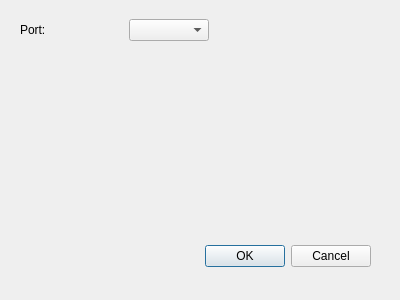
Lizardboy2390/ValveWorkbench, file preferencesdialog.ui: the form before one commit.
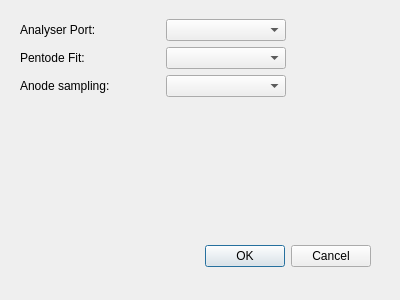
The form after the commit.

Commit message: Reefman models in separate class - imprved Gardiner model added with prefs to control models

The edit to the form file:
```diff
--- a/preferencesdialog.ui
+++ b/preferencesdialog.ui
@@ -35,7 +35,7 @@
      <x>20</x>
      <y>19</y>
      <width>361</width>
-     <height>91</height>
+     <height>181</height>
     </rect>
    </property>
    <layout class="QVBoxLayout" name="verticalLayout">
@@ -51,12 +51,12 @@
         </property>
         <property name="minimumSize">
          <size>
-          <width>103</width>
+          <width>140</width>
           <height>0</height>
          </size>
         </property>
         <property name="text">
-         <string>Port:</string>
+         <string>Analyser Port:</string>
         </property>
        </widget>
       </item>
@@ -70,7 +70,7 @@
         </property>
         <property name="minimumSize">
          <size>
-          <width>80</width>
+          <width>120</width>
           <height>0</height>
          </size>
         </property>
@@ -91,6 +91,110 @@
       </item>
      </layout>
     </item>
+    <item>
+     <layout class="QHBoxLayout" name="horizontalLayout_2">
+      <item>
+       <widget class="QLabel" name="label_2">
+        <property name="sizePolicy">
+         <sizepolicy hsizetype="Fixed" vsizetype="Preferred">
+          <horstretch>0</horstretch>
+          <verstretch>0</verstretch>
+         </sizepolicy>
+        </property>
+        <property name="minimumSize">
+         <size>
+          <width>140</width>
+          <height>0</height>
+         </size>
+        </property>
+        <property name="text">
+         <string>Pentode Fit:</string>
+        </property>
+       </widget>
+      </item>
+      <item>
+       <widget class="QComboBox" name="pentodeFit">
+        <property name="sizePolicy">
+         <sizepolicy hsizetype="Fixed" vsizetype="Fixed">
+          <horstretch>0</horstretch>
+          <verstretch>0</verstretch>
+         </sizepolicy>
+        </property>
+        <property name="minimumSize">
+         <size>
+          <width>120</width>
+          <height>0</height>
+         </size>
+        </property>
+       </widget>
+      </item>
+      <item>
+       <spacer name="horizontalSpacer_2">
+        <property name="orientation">
+         <enum>Qt::Horizontal</enum>
+        </property>
+        <property name="sizeHint" stdset="0">
+         <size>
+          <width>40</width>
+          <height>20</height>
+         </size>
+        </property>
+       </spacer>
+      </item>
+     </layout>
+    </item>
+    <item>
+     <layout class="QHBoxLayout" name="horizontalLayout_3">
+      <item>
+       <widget class="QLabel" name="label_3">
+        <property name="sizePolicy">
+         <sizepolicy hsizetype="Fixed" vsizetype="Preferred">
+          <horstretch>0</horstretch>
+          <verstretch>0</verstretch>
+         </sizepolicy>
+        </property>
+        <property name="minimumSize">
+         <size>
+          <width>140</width>
+          <height>0</height>
+         </size>
+        </property>
+        <property name="text">
+         <string>Anode sampling:</string>
+        </property>
+       </widget>
+      </item>
+      <item>
+       <widget class="QComboBox" name="sampling">
+        <property name="sizePolicy">
+         <sizepolicy hsizetype="Fixed" vsizetype="Fixed">
+          <horstretch>0</horstretch>
+          <verstretch>0</verstretch>
+         </sizepolicy>
+        </property>
+        <property name="minimumSize">
+         <size>
+          <width>120</width>
+          <height>0</height>
+         </size>
+        </property>
+       </widget>
+      </item>
+      <item>
+       <spacer name="horizontalSpacer_3">
+        <property name="orientation">
+         <enum>Qt::Horizontal</enum>
+        </property>
+        <property name="sizeHint" stdset="0">
+         <size>
+          <width>40</width>
+          <height>20</height>
+         </size>
+        </property>
+       </spacer>
+      </item>
+     </layout>
+    </item>
     <item>
      <spacer name="verticalSpacer">
       <property name="orientation">
```
The commit also changes 21 other files.
